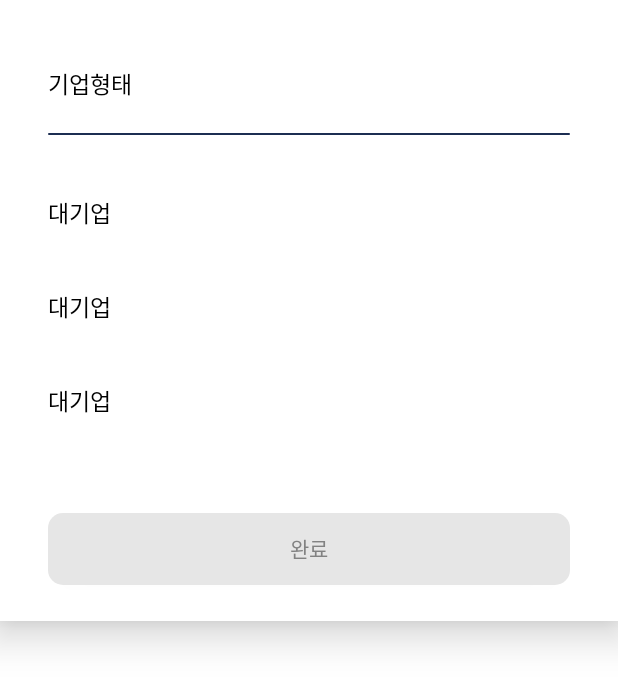
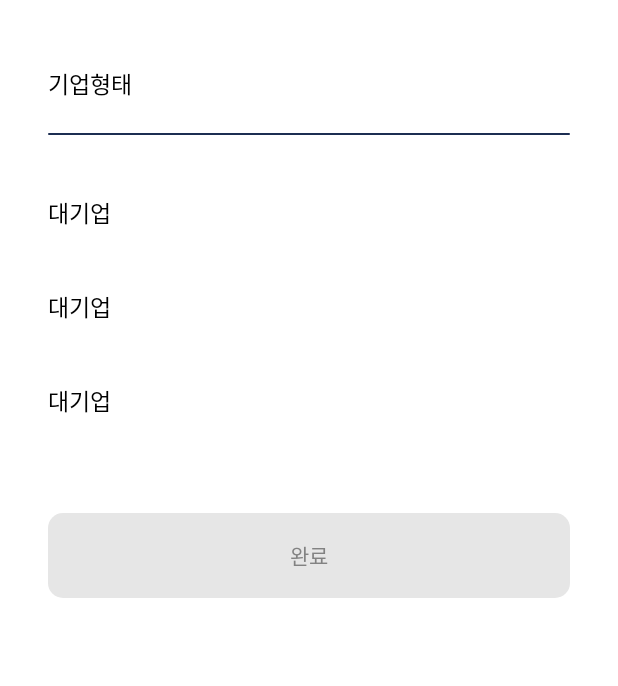
Before and after one commit to Team-InIT/AOS_inIT, an Android app: the layout dialog_bottom_sheet_default.xml on its own in the app's theme, with its tools: preview values and no code run, on a phone screen of 412 x 824 dp. Shown: the top 686 px of the screen. Run offline under Robolectric (Android 15) with nearby library versions, the phone set to English and light mode, and no system bars.

Commit message:
[FIX] #18 - fix org type input design text to bottom sheet

```diff
--- a/app/src/main/res/layout/dialog_bottom_sheet_default.xml
+++ b/app/src/main/res/layout/dialog_bottom_sheet_default.xml
@@ -8,7 +8,6 @@
     </data>
 
     <androidx.constraintlayout.widget.ConstraintLayout
-        style="@style/CustomBottomSheet"
         android:layout_width="match_parent"
         android:layout_height="wrap_content"
         android:paddingHorizontal="32dp">
@@ -18,6 +17,7 @@
             android:layout_width="match_parent"
             android:layout_height="wrap_content"
             android:layout_marginTop="22dp"
+            android:fontFamily="@font/pretandard_bold"
             android:paddingVertical="22dp"
             android:textColor="@color/color_000000"
             android:textSize="15sp"
@@ -32,21 +32,22 @@
             android:layout_width="match_parent"
             android:layout_height="1dp"
             android:background="@drawable/rectangle_fill_1c2e52_radius_10"
+            app:layout_constraintBottom_toTopOf="@id/rv_bottom_sheet_default"
             app:layout_constraintEnd_toEndOf="parent"
             app:layout_constraintStart_toStartOf="parent"
-            app:layout_constraintBottom_toTopOf="@id/rv_bottom_sheet_default"
             app:layout_constraintTop_toBottomOf="@id/tv_bottom_title" />
 
         <androidx.recyclerview.widget.RecyclerView
             android:id="@+id/rv_bottom_sheet_default"
             android:layout_width="match_parent"
-            android:layout_height="wrap_content"
+            android:layout_height="0dp"
             android:paddingTop="20dp"
             android:paddingBottom="44dp"
-            app:layout_constraintBottom_toTopOf="@id/btn_done"
-            app:layout_constraintTop_toBottomOf="@id/view_bottom"
+            app:layoutManager="androidx.recyclerview.widget.LinearLayoutManager"
+            app:layout_constrainedHeight="true"
             app:layout_constraintEnd_toEndOf="parent"
             app:layout_constraintStart_toStartOf="parent"
+            app:layout_constraintTop_toBottomOf="@id/view_bottom"
             tools:listitem="@layout/item_bottom_sheet_default_list" />
 
         <androidx.appcompat.widget.AppCompatButton
@@ -54,9 +55,12 @@
             android:layout_width="match_parent"
             android:layout_height="wrap_content"
             android:layout_marginBottom="24dp"
-            android:background="@drawable/rectangle_fill_e6e6e6_radius_10"
+            android:background="@drawable/selector_signin_btn"
+            android:enabled="false"
+            android:outlineProvider="none"
+            android:paddingVertical="18dp"
             android:text="@string/bottom_sheet_default_done"
-            android:textColor="@color/color_828282"
+            android:textColor="@color/selector_singin_txt"
             app:layout_constraintBottom_toBottomOf="parent"
             app:layout_constraintEnd_toEndOf="parent"
             app:layout_constraintStart_toStartOf="parent"
--- a/app/src/main/res/layout/fragment_signup_org_step_two.xml
+++ b/app/src/main/res/layout/fragment_signup_org_step_two.xml
@@ -45,14 +45,13 @@
                     android:textColor="@color/color_191919"
                     android:textSize="14sp" />
 
-                <EditText
+                <TextView
                     android:id="@+id/etv_org_type"
                     android:layout_width="match_parent"
                     android:layout_height="wrap_content"
                     android:layout_marginTop="13dp"
                     android:background="@drawable/rectangle_stroke_e6e6e6_radius_10"
                     android:hint="@string/sign_up_org_step_two_type_hint"
-                    android:inputType="text"
                     android:maxLines="1"
                     android:paddingHorizontal="18dp"
                     android:paddingVertical="16dp"
@@ -77,8 +76,8 @@
                     android:background="@drawable/rectangle_stroke_e6e6e6_radius_10"
                     android:hint="@string/sign_up_org_step_two_business_num_hint"
                     android:inputType="number"
+                    android:maxLength="12"
                     android:maxLines="1"
-                    android:maxLength="12"
                     android:paddingHorizontal="18dp"
                     android:paddingVertical="16dp"
                     android:textColor="@color/color_000000"
--- a/app/src/main/res/layout/item_bottom_sheet_default_list.xml
+++ b/app/src/main/res/layout/item_bottom_sheet_default_list.xml
@@ -18,8 +18,8 @@
             android:id="@+id/item_tv_bottom_sheet_default"
             android:layout_width="match_parent"
             android:layout_height="wrap_content"
+            android:fontFamily="@font/pretendard_medium"
             android:text="@{SelectedTxtData.text}"
-            isTxtSelected="@{SelectedTxtData.setSelectedState}"
             android:textColor="@color/selector_bottom_sheet_txt"
             android:textSize="15sp"
             tools:text="대기업" />
--- a/app/src/main/res/values/themes.xml
+++ b/app/src/main/res/values/themes.xml
@@ -21,11 +21,11 @@
         <item name="android:textColor">@color/selector_signup_default_one_txt</item>
     </style>
 
-    <style name="BottomSheetDialogTheme" parent="Theme.Design.BottomSheetDialog">
-        <item name="bottomSheetStyle">@style/CustomBottomSheet</item>
+    <style name="CustomBottomSheet" parent="Theme.Design.Light.BottomSheetDialog">
+        <item name="bottomSheetStyle">@style/RoundCornerModalStyle</item>
     </style>
 
-    <style name="CustomBottomSheet" parent="Widget.Design.BottomSheet.Modal">
-        <item name="background">@android:color/transparent</item>
+    <style name="RoundCornerModalStyle" parent="Widget.Design.BottomSheet.Modal">
+        <item name="android:background">@drawable/bg_bottom_sheet_default</item>
     </style>
 </resources>
```
Also changed, not shown: app/src/main/java/com/swu/aos_init/presentation/ui/sign/signup/org/SignUpOrgStepTwoFragment.kt (+13 -3 lines), app/src/main/java/com/swu/aos_init/presentation/util/BindingAdapter.kt (+0 -12 lines), app/src/main/java/com/swu/aos_init/presentation/util/BottomSheetDefaultUtil.kt (+26 -6 lines), app/src/main/java/com/swu/aos_init/presentation/util/SelectedTxtAdapter.kt (+15 -10 lines).
